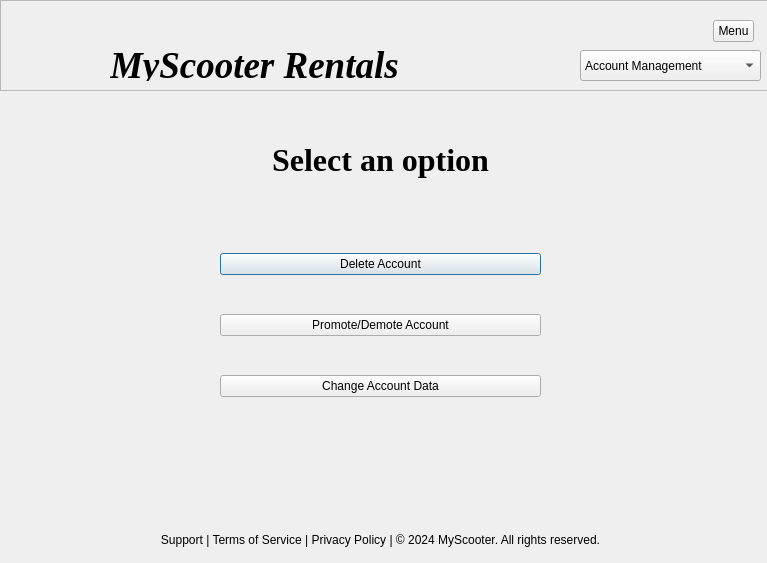
Above: accountmanagement.ui from DanielleSamaroo/Group-5-Scooters before the change. Below: the same form after it.
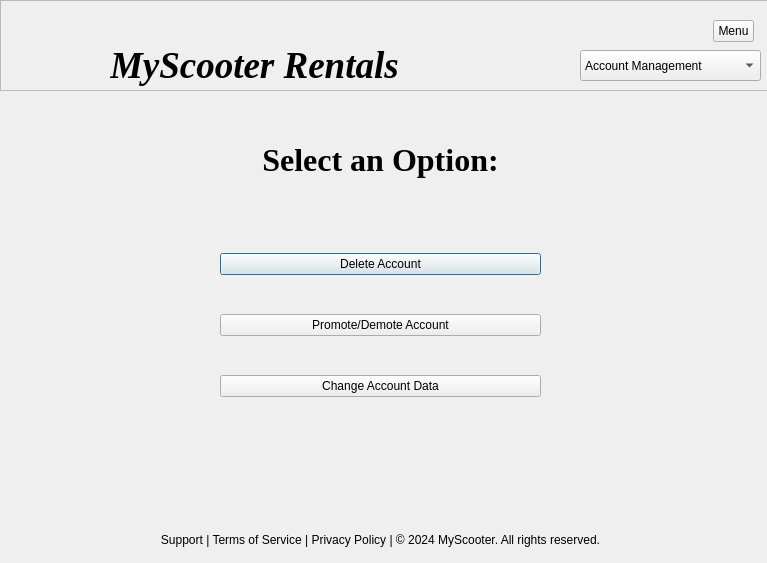
That is the form after the change. Icons and pictures are not drawn.

```diff
--- a/accountmanagement.ui
+++ b/accountmanagement.ui
@@ -32,9 +32,9 @@
     <property name="geometry">
      <rect>
       <x>110</x>
-      <y>50</y>
+      <y>40</y>
       <width>421</width>
-      <height>31</height>
+      <height>50</height>
      </rect>
     </property>
     <property name="font">
@@ -198,7 +198,7 @@
     </font>
    </property>
    <property name="text">
-    <string>Select an option</string>
+    <string>Select an Option:</string>
    </property>
    <property name="alignment">
     <set>Qt::AlignCenter</set>
```
Left out of the diff: 2 changed lines with no effect on the pictures.
